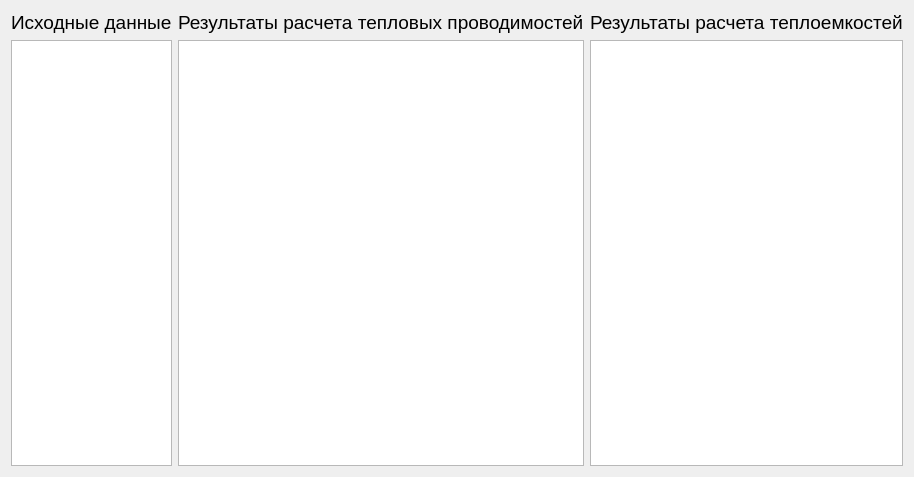
This is ImView/tepl_dannie.ui in Ivanos121/ImView as Qt 5 draws it before an edit. The edited form follows.
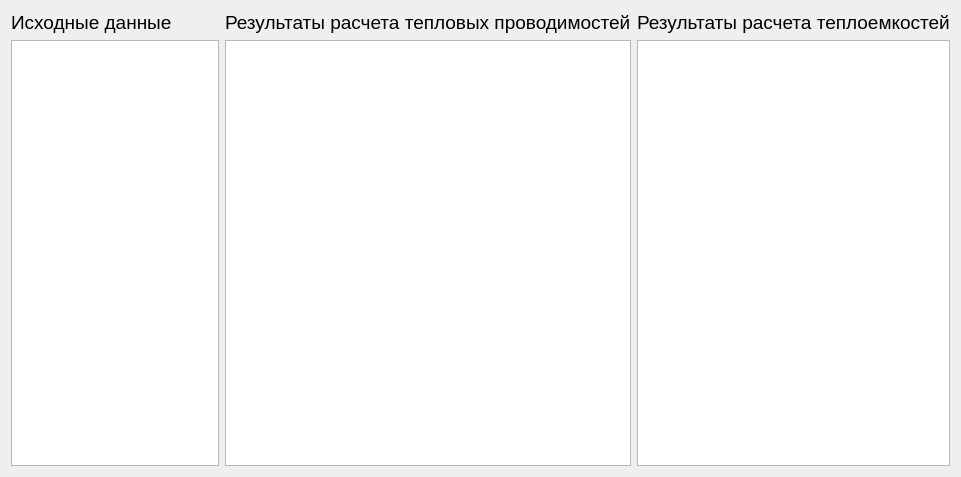
This is the edited form.

What changed in the file:
```diff
--- a/ImView/tepl_dannie.ui
+++ b/ImView/tepl_dannie.ui
@@ -6,7 +6,7 @@
    <rect>
     <x>0</x>
     <y>0</y>
-    <width>773</width>
+    <width>961</width>
     <height>477</height>
    </rect>
   </property>
@@ -43,7 +43,11 @@
     </widget>
    </item>
    <item row="1" column="3">
-    <widget class="QTableWidget" name="tableWidget_3"/>
+    <widget class="QTableWidget" name="tableWidget_3">
+     <property name="alternatingRowColors">
+      <bool>true</bool>
+     </property>
+    </widget>
    </item>
    <item row="0" column="3">
     <widget class="QLabel" name="label_3">
```
